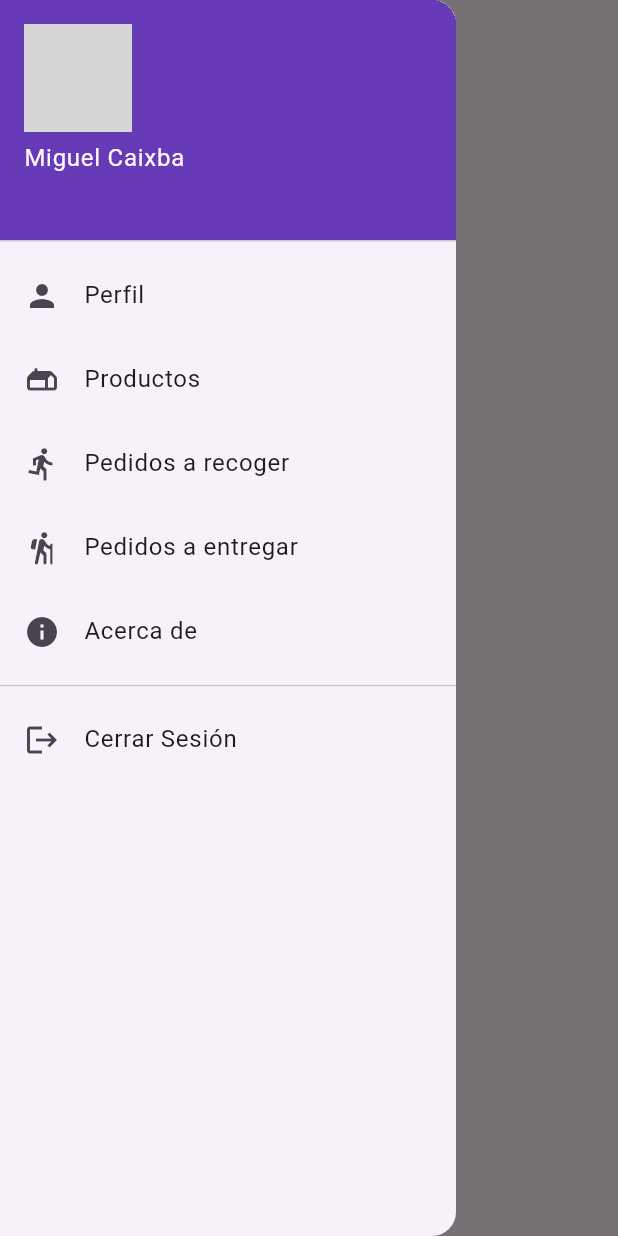
After one commit to basgomcesar/proyectoFoodNow, a Flutter app: the HomeScreen screen opened by its route, with the side drawer open, on a phone screen of 412 x 824 dp. The commit adds this screen. Run offline on Flutter 3.47's test engine with Material 3 defaults, Android fonts, the phone set to English and light mode, and no system bars; our stand-ins replace bloc, dartz, dio, equatable, flutter_bloc, flutter_svg and 3 more; accounts and stored records are empty; network calls fail; grey boxes are pictures that could not be loaded.

Commit message:
Separation of the list view side bar

```diff
--- a/lib/features/user/data/datasources/user_remote_data_source.dart
+++ b/lib/features/user/data/datasources/user_remote_data_source.dart
@@ -1,4 +1,3 @@
-import 'dart:typed_data';
 
 import 'package:dio/dio.dart';
 import 'package:loging_app/features/user/data/models/user_model.dart';
--- a/lib/features/user/data/repositories/user_repository_impl.dart
+++ b/lib/features/user/data/repositories/user_repository_impl.dart
@@ -1,4 +1,3 @@
-import 'dart:typed_data';
 
 import 'package:dartz/dartz.dart';
 
--- a/lib/features/user/domain/repositories/user_repository.dart
+++ b/lib/features/user/domain/repositories/user_repository.dart
@@ -1,4 +1,3 @@
-import 'dart:typed_data';
 
 import 'package:dartz/dartz.dart';
 import 'package:loging_app/features/user/domain/entities/user.dart';
--- a/lib/features/user/presentation/bloc/create_profile/create_profile_event.dart
+++ b/lib/features/user/presentation/bloc/create_profile/create_profile_event.dart
@@ -1,4 +1,3 @@
-import 'dart:typed_data';
 
 import 'package:equatable/equatable.dart';
 
--- a/lib/features/user/presentation/screens/CreateProfile.dart
+++ b/lib/features/user/presentation/screens/CreateProfile.dart
@@ -47,7 +47,7 @@ class _CreateProfileContentState extends State<CreateProfileContent> {
   final FocusNode _nameFocusNode = FocusNode();
   final FocusNode _emailFocusNode = FocusNode();
   final FocusNode _passwordFocusNode = FocusNode();
-  bool _isAvailable = true; // Valor predeterminado
+  final bool _isAvailable = true; // Valor predeterminado
 
 //Libera recursos cuando ya no son utilizados
 @override
--- a/lib/features/user/presentation/widgets/actions_buttons.dart
+++ b/lib/features/user/presentation/widgets/actions_buttons.dart
@@ -4,7 +4,7 @@ class ActionButtons extends StatelessWidget {
   final VoidCallback onLoginPressed;
   final VoidCallback onCreateAccountPressed;
 
-  const ActionButtons({Key? key, required this.onLoginPressed, required this.onCreateAccountPressed}) : super(key: key);
+  const ActionButtons({super.key, required this.onLoginPressed, required this.onCreateAccountPressed});
 
   @override
   Widget build(BuildContext context) {
--- a/lib/features/user/presentation/widgets/custom_dropdown_field.dart
+++ b/lib/features/user/presentation/widgets/custom_dropdown_field.dart
@@ -8,13 +8,13 @@ class CustomDropdownField<T> extends StatelessWidget {
   final FormFieldValidator<T>? validator;
 
   const CustomDropdownField({
-    Key? key,
+    super.key,
     required this.labelText,
     required this.items,
     required this.selectedValue,
     required this.onChanged,
     this.validator,
-  }) : super(key: key);
+  });
 
   @override
   Widget build(BuildContext context) {
@@ -22,7 +22,7 @@ class CustomDropdownField<T> extends StatelessWidget {
       value: selectedValue,
       decoration: InputDecoration(
         labelText: labelText,
-        border: OutlineInputBorder(borderRadius: BorderRadius.all(Radius.circular(20))),
+        border: const OutlineInputBorder(borderRadius: BorderRadius.all(Radius.circular(20))),
       ),
       items: items.map((T item) {
         return DropdownMenuItem<T>(
--- a/lib/features/user/presentation/widgets/custom_text_field.dart
+++ b/lib/features/user/presentation/widgets/custom_text_field.dart
@@ -7,12 +7,12 @@ class CustomTextField extends StatelessWidget {
   final String? Function(String?)? validator;
 
   const CustomTextField({
-    Key? key,
+    super.key,
     required this.controller,
     required this.labelText,
     this.keyboardType = TextInputType.text,
     this.validator,
-  }) : super(key: key);
+  });
 
   @override
   Widget build(BuildContext context) {
@@ -20,7 +20,7 @@ class CustomTextField extends StatelessWidget {
       controller: controller,
       decoration: InputDecoration(
         labelText: labelText,
-        border: OutlineInputBorder(borderRadius: BorderRadius.all(Radius.circular(20))),
+        border: const OutlineInputBorder(borderRadius: BorderRadius.all(Radius.circular(20))),
       ),
       keyboardType: keyboardType,
       validator: validator,
--- a/lib/features/user/presentation/widgets/email_field_widget.dart
+++ b/lib/features/user/presentation/widgets/email_field_widget.dart
@@ -9,7 +9,7 @@ class EmailField extends StatelessWidget {
   @override
   Widget build(BuildContext context) {
     return ConstrainedBox(
-      constraints: BoxConstraints(maxWidth: 700),
+      constraints: const BoxConstraints(maxWidth: 700),
       child: Container(
         margin: const EdgeInsets.only(bottom: 20),
         child: TextFormField(
--- a/lib/features/user/presentation/widgets/image_display.dart
+++ b/lib/features/user/presentation/widgets/image_display.dart
@@ -5,7 +5,7 @@ import 'package:flutter/material.dart';
 class ImageDisplay extends StatelessWidget {
   final File? imageFile;
 
-  const ImageDisplay({Key? key, this.imageFile}) : super(key: key);
+  const ImageDisplay({super.key, this.imageFile});
 
   @override
   Widget build(BuildContext context) {
--- a/lib/features/user/presentation/widgets/image_picker_button.dart
+++ b/lib/features/user/presentation/widgets/image_picker_button.dart
@@ -1,10 +1,9 @@
-// image_picker_button.dart
 import 'package:flutter/material.dart';
 
 class ImagePickerButton extends StatelessWidget {
   final VoidCallback onPressed;
 
-  const ImagePickerButton({Key? key, required this.onPressed}) : super(key: key);
+  const ImagePickerButton({super.key, required this.onPressed});
 
   @override
   Widget build(BuildContext context) {
--- /dev/null
+++ b/lib/features/user/presentation/widgets/list_view.dart
@@ -0,0 +1,79 @@
+import 'package:flutter/material.dart';
+
+class DrawerListView extends StatelessWidget {
+  final String email;
+
+  const DrawerListView({super.key, required this.email});
+
+  @override
+  Widget build(BuildContext context) {
+    return ListView(
+      padding: EdgeInsets.zero,
+      children: [
+        // Cabecera del Drawer con información del usuario
+        UserAccountsDrawerHeader(
+          decoration: const BoxDecoration(
+            color: Colors.deepPurple,
+          ),
+          accountName: const Text('Miguel Caixba'),
+          accountEmail: Text(email), // Mostrar el correo electrónico pasado
+          currentAccountPicture: const CircleAvatar(
+            backgroundImage: NetworkImage('https://picsum.photos/200'),
+          ),
+        ),
+        // Opción de Perfil
+        ListTile(
+          leading: const Icon(Icons.person),
+          title: const Text('Perfil'),
+          onTap: () {
+            Navigator.pop(context); // Cerrar el Drawer
+            Navigator.pushNamed(context, '/perfil', arguments: email);
+          },
+        ),
+        // Otras opciones del Drawer
+        ListTile(
+          leading: const Icon(Icons.gite_rounded),
+          title: const Text('Productos'),
+          onTap: () {
+            Navigator.pop(context);
+            // Navigator.pushNamed(context, '/configuraciones');
+          },
+        ),
+        ListTile(
+          leading: const Icon(Icons.directions_run),
+          title: const Text('Pedidos a recoger'),
+          onTap: () {
+            Navigator.pop(context);
+            // Navigator.pushNamed(context, '/historial');
+          },
+        ),
+        ListTile(
+          leading: const Icon(Icons.hiking_rounded),
+          title: const Text('Pedidos a entregar'),
+          onTap: () {
+            Navigator.pop(context);
+            // Navigator.pushNamed(context, '/ayuda');
+          },
+        ),
+        ListTile(
+          leading: const Icon(Icons.info),
+          title: const Text('Acerca de'),
+          onTap: () {
+            Navigator.pop(context);
+            // Navigator.pushNamed(context, '/acerca');
+          },
+        ),
+        const Divider(),
+        ListTile(
+          leading: const Icon(Icons.logout),
+          title: const Text('Cerrar Sesión'),
+          onTap: () {
+            Navigator.pop(context);
+            // Navegar de regreso al LoginScreen y reemplazar la pila de navegación
+            Navigator.pushReplacementNamed(context, '/');
+          },
+        ),
+      ],
+    );
+  }
+}
--- a/lib/features/user/presentation/widgets/logo_widget.dart
+++ b/lib/features/user/presentation/widgets/logo_widget.dart
@@ -4,7 +4,7 @@ import 'package:flutter_svg/flutter_svg.dart';
 class LogoWidget extends StatelessWidget {
   final bool isVisible;
 
-  const LogoWidget({Key? key, required this.isVisible}) : super(key: key);
+  const LogoWidget({super.key, required this.isVisible});
 
   @override
   Widget build(BuildContext context) {
--- a/lib/features/user/presentation/widgets/password_field_widget.dart
+++ b/lib/features/user/presentation/widgets/password_field_widget.dart
@@ -8,7 +8,7 @@ class PasswordField extends StatelessWidget {
 
   @override
   Widget build(BuildContext context) {
-    return ConstrainedBox(constraints: BoxConstraints(maxWidth: 700),
+    return ConstrainedBox(constraints: const BoxConstraints(maxWidth: 700),
     child:  Container(
       margin: const EdgeInsets.only(bottom: 20),
       child: TextFormField(
--- a/lib/main.dart
+++ b/lib/main.dart
@@ -1,12 +1,7 @@
 import 'package:flutter/material.dart';
 import 'package:loging_app/core/utils/routes.dart';
-import 'package:loging_app/features/user/data/datasources/user_remote_data_source.dart';
-import 'package:loging_app/features/user/data/repositories/user_repository_impl.dart';
-import 'package:loging_app/features/user/domain/repositories/user_repository.dart';
-import 'package:loging_app/features/user/domain/use_cases/create_profile_use_case.dart';
 import 'package:loging_app/features/user/presentation/bloc/create_profile/create_profile_bloc.dart';
 import 'package:loging_app/injection_container.dart' as di;
-import 'package:loging_app/injection_container.dart';
 import 'package:provider/provider.dart';
 
 import 'features/user/presentation/bloc/login_user/login_user_bloc.dart';
```
Also changed, not shown: lib/features/user/data/models/user_model.dart (+7 -14 lines), lib/features/user/presentation/screens/HomeScreen.dart (+2 -68 lines), lib/features/user/presentation/widgets/header_logo.dart (+4 -4 lines).
